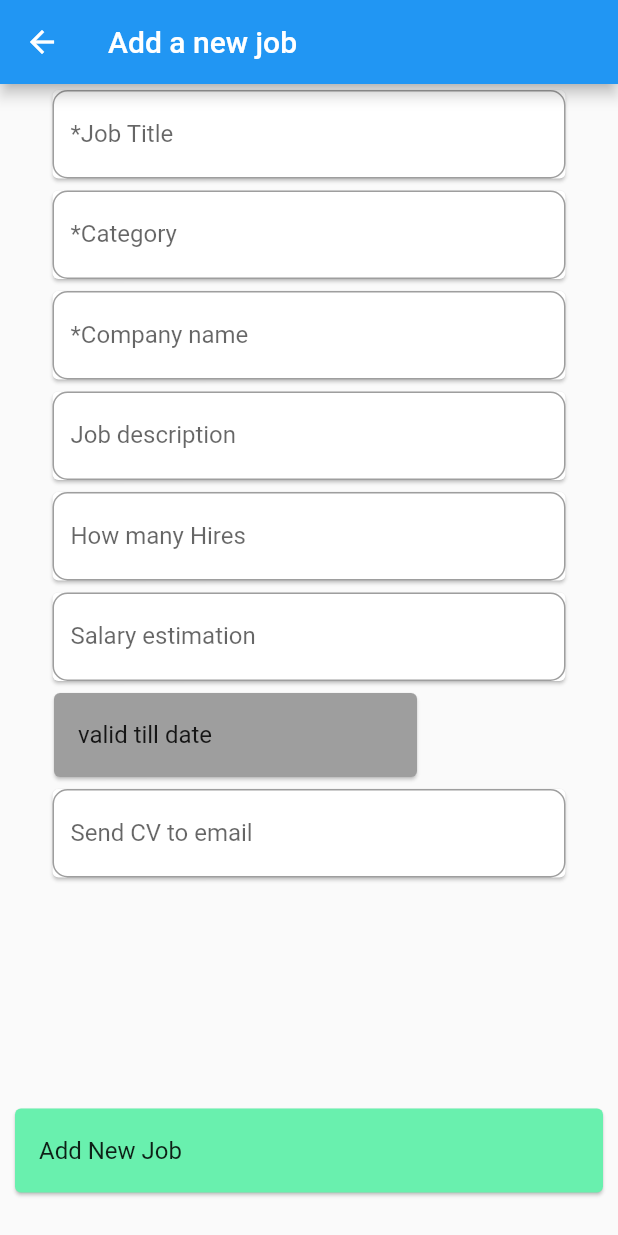
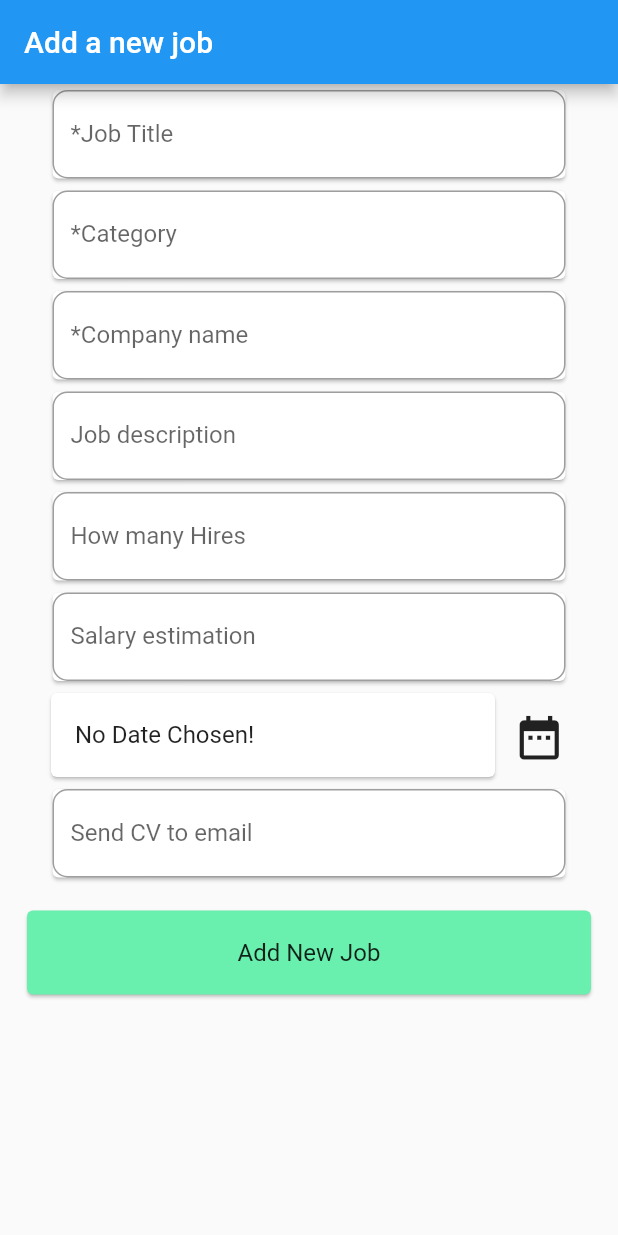
Before and after one commit to Yassin-H-Rassul/Flutter-Job-Board-App, a Flutter app: the ThirdScreen screen opened directly, on a phone screen of 412 x 824 dp. Run offline on Flutter 3.47's test engine with Material 2 defaults, Android fonts, the light colour scheme and no system bars; our stand-ins replace cloud_firestore, firebase_auth, firebase_core; accounts and stored records are empty.

Commit message:
added the new job functionality

```diff
--- a/lib/main.dart
+++ b/lib/main.dart
@@ -3,6 +3,7 @@ import 'package:flutter/material.dart';
 import 'package:provider/provider.dart';
 import 'package:team_game_job_board/screens/homescreen.dart';
 import 'package:team_game_job_board/screens/job_info.dart';
+import 'package:team_game_job_board/screens/screen.dart';
 import 'package:team_game_job_board/services/authService.dart';
 
 Future<void> main() async {
@@ -14,7 +15,7 @@ Future<void> main() async {
         ChangeNotifierProvider(create: (context) => AuthService()),
       ],
       child: MaterialApp(
-        home: homeScreen(),
+        home: ThirdScreen(),
       ),
     ),
   );
--- a/lib/screens/screen.dart
+++ b/lib/screens/screen.dart
@@ -1,195 +1,215 @@
+import 'package:cloud_firestore/cloud_firestore.dart';
 import 'package:flutter/material.dart';
+import 'package:intl/intl.dart';
+import 'package:team_game_job_board/models/model.dart';
+import 'package:team_game_job_board/services/firebase_helper.dart';
 
 class ThirdScreen extends StatefulWidget {
-  const ThirdScreen({ Key? key }) : super(key: key);
-
+  const ThirdScreen({Key? key}) : super(key: key);
 
   @override
   State<ThirdScreen> createState() => _ThirdScreenState();
 }
 
 class _ThirdScreenState extends State<ThirdScreen> {
-
-  DateTime _dateTime = DateTime.now();
+  DateTime? _selectedDate;
+  TextEditingController _titleController = TextEditingController();
+  TextEditingController _categoryController = TextEditingController();
+  TextEditingController _companyNameController = TextEditingController();
+  TextEditingController _descriptionController = TextEditingController();
+  TextEditingController _hiresController = TextEditingController();
+  TextEditingController _salaryController = TextEditingController();
+  TextEditingController _emailController = TextEditingController();
   @override
   Widget build(BuildContext context) {
-    return   Scaffold(
+    return Scaffold(
       appBar: AppBar(
         title: Text('Add a new job'),
       ),
-  body: Column(
+      body: SingleChildScrollView(
+        child: Column(
           children: [
             Container(
               width: 350,
               child: Card(
-          child: Column(
-            children: [
+                  child: Column(children: [
                 TextField(
+                  controller: _titleController,
                   decoration: InputDecoration(
                       labelText: '*Job Title',
                       border: OutlineInputBorder(
                         borderRadius: BorderRadius.circular(10),
+                      )),
                 )
-                ),
-              )
-            ]
-          )
-         // color: Colors.grey,
-        ),
-      ),
-
-      Container(
-         width: 350,
-        child: Card(
-          child: Column(
-            children: [
-              TextField(
-                decoration: InputDecoration(
-                  labelText: '*Category',
-                  border: OutlineInputBorder(
-                    borderRadius: BorderRadius.circular(10),
-                  )
-                ),
-              )
-            ]
-          )
+              ])
                   // color: Colors.grey,
                   ),
             ),
             Container(
               width: 350,
               child: Card(
-          child: Column(
-            children: [
+                  child: Column(children: [
                 TextField(
+                  controller: _categoryController,
                   decoration: InputDecoration(
-                  labelText: '*Company name',
+                      labelText: '*Category',
                       border: OutlineInputBorder(
                         borderRadius: BorderRadius.circular(10),
+                      )),
                 )
-                ),
-              )
-            ]
-          )
+              ])
                   // color: Colors.grey,
                   ),
             ),
             Container(
               width: 350,
               child: Card(
-          child: Column(
-            children: [
+                  child: Column(children: [
                 TextField(
+                  controller: _companyNameController,
                   decoration: InputDecoration(
-                  labelText: 'Job description',
+                      labelText: '*Company name',
                       border: OutlineInputBorder(
                         borderRadius: BorderRadius.circular(10),
+                      )),
                 )
-                ),
-              )
-            ]
-          )
+              ])
                   // color: Colors.grey,
                   ),
             ),
             Container(
               width: 350,
               child: Card(
-          child: Column(
-            children: [
+                  child: Column(children: [
                 TextField(
+                  controller: _descriptionController,
                   decoration: InputDecoration(
-                  labelText: 'How many Hires',
+                      labelText: 'Job description',
                       border: OutlineInputBorder(
                         borderRadius: BorderRadius.circular(10),
+                      )),
                 )
-                ),
-              )
-            ]
-          )
-
+              ])
+                  // color: Colors.grey,
                   ),
             ),
             Container(
               width: 350,
               child: Card(
-          child: Column(
-            children: [
+                  child: Column(children: [
                 TextField(
+                  controller: _hiresController,
+                  decoration: InputDecoration(
+                      labelText: 'How many Hires',
+                      border: OutlineInputBorder(
+                        borderRadius: BorderRadius.circular(10),
+                      )),
+                )
+              ])),
+            ),
+            Container(
+              width: 350,
+              child: Card(
+                  child: Column(children: [
+                TextField(
+                  controller: _salaryController,
                   decoration: InputDecoration(
                       labelText: 'Salary estimation',
                       border: OutlineInputBorder(
                         borderRadius: BorderRadius.circular(10),
+                      )),
                 )
+              ])),
             ),
-              )
-            ]
-          )
-
-        ),
-       ),
-
-       Container(
-         width: 250,
-         margin: EdgeInsets.fromLTRB(0, 0, 98, 0),
-         child: InkWell(
-           onTap: (){
-             onPressed: () async{
-
-           await showDatePicker (
-              context: context,
-              initialDate: _dateTime,
-              firstDate: DateTime(2000),
-              lastDate: DateTime(2050),
-            ).then((date)
-            {
-              setState(){
-                _dateTime = date!;
-              }
-            }
-            );
-          };
-           },
+            Padding(
+              padding: EdgeInsets.symmetric(horizontal: 30),
+              child: Row(
+                // mainAxisAlignment: MainAxisAlignment.spac,
+                children: [
+                  Expanded(
+                    child: Container(
+                      // margin: EdgeInsets.fromLTRB(30, 0, 30, 0),
                       child: Card(
                         child: ListTile(
-              title: Text('valid till date'),
-            ),
-            color: Colors.grey,
-
-
+                          title: Text(_selectedDate == null
+                              ? 'No Date Chosen!'
+                              : '${DateFormat.yMd().format(_selectedDate!)}'),
                         ),
                       ),
                     ),
-
+                  ),
+                  IconButton(
+                    onPressed: () {
+                      showDatePicker(
+                        context: context,
+                        initialDate: DateTime.now(),
+                        firstDate: DateTime.now(),
+                        lastDate: DateTime(2050),
+                      ).then((pickedDate) {
+                        if (pickedDate == null) {
+                          return;
+                        }
+                        setState(() {
+                          _selectedDate = pickedDate;
+                        });
+                      });
+                    },
+                    icon: Icon(
+                      Icons.date_range,
+                      size: 35,
+                    ),
+                  ),
+                ],
+              ),
+            ),
             Container(
               width: 350,
               child: Card(
-          child: Column(
-            children: [
+                  child: Column(children: [
                 TextField(
+                  controller: _emailController,
                   decoration: InputDecoration(
                       labelText: 'Send CV to email',
-
                       border: OutlineInputBorder(
                         borderRadius: BorderRadius.circular(10),
+                      )),
                 )
-                ),
-              )
-            ]
-          )
+              ])
                   // color: Colors.grey,
                   ),
             ),
-
-      Card(
-        margin: EdgeInsets.fromLTRB(10, 150, 10, 0),
+            TextButton(
+              onPressed: () {
+                FirebaseHelper _firebaseHelper = FirebaseHelper();
+                ModelJob theModelJob = ModelJob(
+                  category: _categoryController.text,
+                  companyName: _companyNameController.text,
+                  description: _descriptionController.text,
+                  hiers: _hiresController.text,
+                  email: _emailController.text,
+                  salary: _salaryController.text,
+                  title: _titleController.text,
+                  validDate: Timestamp.fromDate(_selectedDate!),
+                  numberOfLikes: 0,
+                  numberOfViews: 0,
+                );
+                var theDocReferenceId =
+                    _firebaseHelper.getTheCurrentDocumentId();
+                _firebaseHelper.addAJob(theModelJob);
+              },
+              child: Card(
+                margin: EdgeInsets.fromLTRB(10, 10, 10, 0),
                 color: Colors.greenAccent,
                 child: ListTile(
-          title: Text('Add New Job'),
+                  title: Text(
+                    'Add New Job',
+                    textAlign: TextAlign.center,
+                  ),
+                ),
               ),
             ),
           ],
-
+        ),
       ),
     );
   }
--- a/lib/services/firebase_helper.dart
+++ b/lib/services/firebase_helper.dart
@@ -8,6 +8,11 @@ class FirebaseHelper {
 
   addAJob(ModelJob theModelJob) {
     _firebaseFirestore.collection('jobs').add(theModelJob.toMap());
+  }
+
+  getTheCurrentDocumentId() {
+    final theDocReference = _firebaseFirestore.collection('jobs').doc();
+    return theDocReference;
   }
 
   Stream<List<ModelJob>> getStreamOfJobs() {
--- a/pubspec.yaml
+++ b/pubspec.yaml
@@ -34,6 +34,7 @@ dependencies:
   flutter:
     sdk: flutter
   font_awesome_flutter: ^9.2.0
+  intl: ^0.17.0
   provider: ^6.0.2
 
 dev_dependencies:
```
Also changed, not shown: pubspec.lock. Lines whose indentation alone changed are shown as unchanged.
